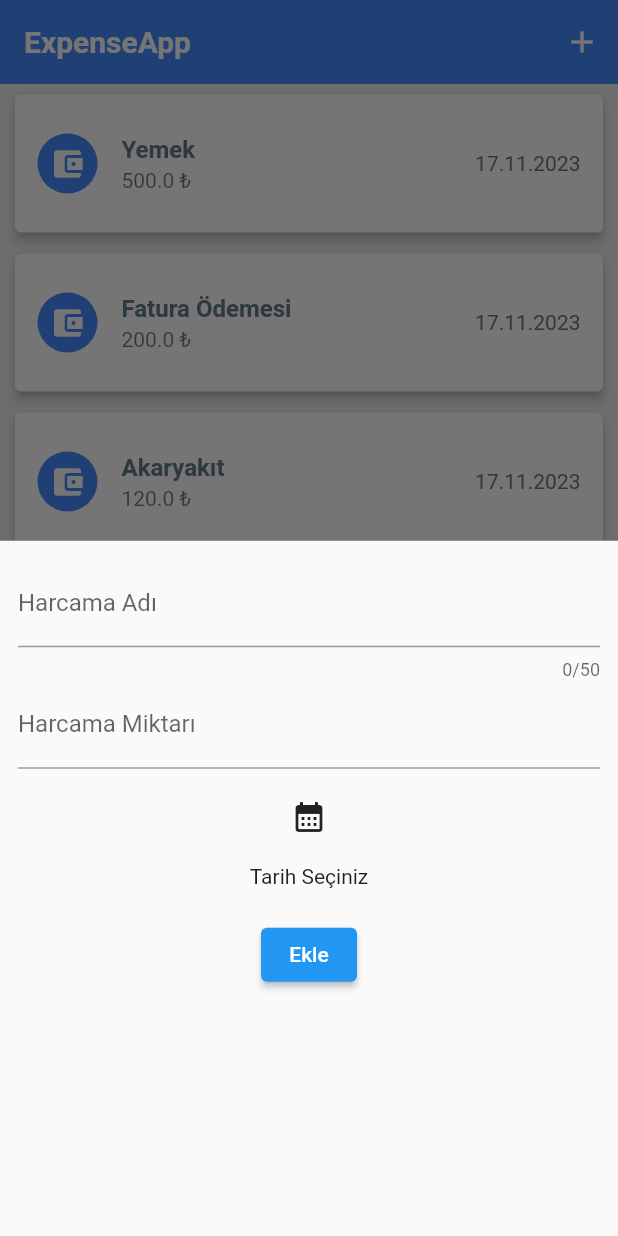
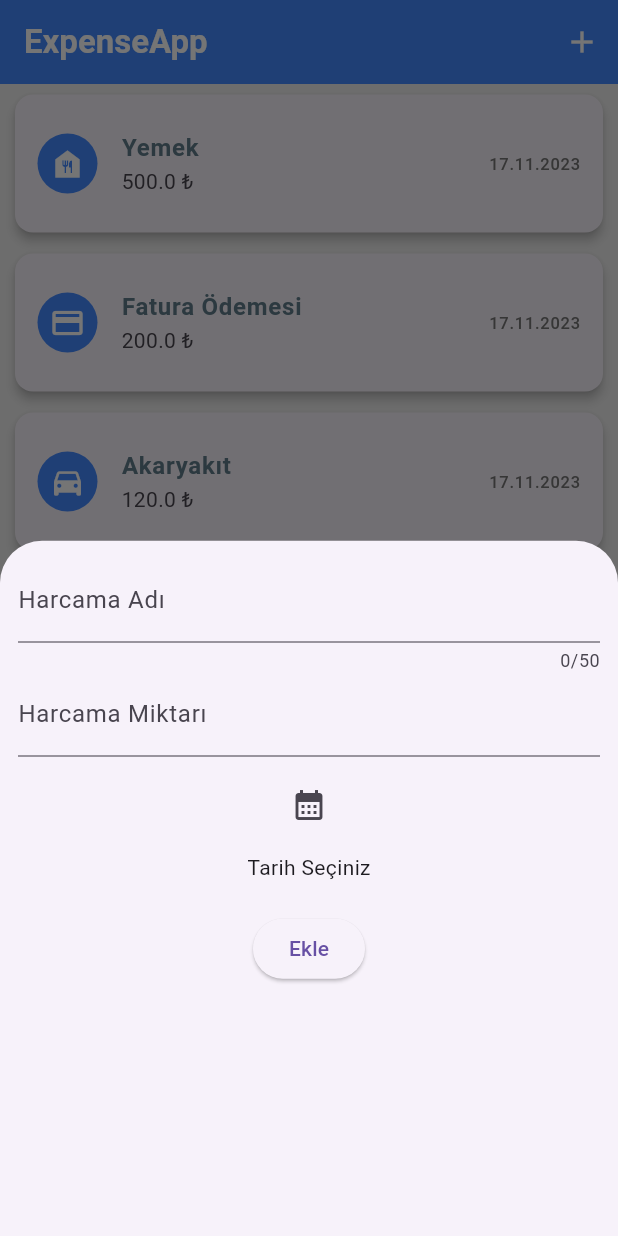
Before and after one commit to zahidseyyid/tobeto, a Flutter app: the screen it shows after launch, after a tap on the "add" icon, on a phone screen of 412 x 824 dp. Run offline on Flutter 3.47's test engine with Material 2 defaults, Android fonts, the light colour scheme and no system bars.

Commit message:
before release

```diff
--- a/expenseapp2/lib/data/dummy_data.dart
+++ b/expenseapp2/lib/data/dummy_data.dart
@@ -1,34 +1,34 @@
 import 'package:expense_app/models/expense.dart';
 
 final List<Expense> dummyExpenses = [
-  Expense(name: "Yemek", price: 500, date: DateTime.now()),
-  Expense(name: "Fatura Ödemesi", price: 200.0, date: DateTime.now()),
-  Expense(name: "Akaryakıt", price: 120.0, date: DateTime.now()),
-  Expense(name: "Restoran Yemeği", price: 80.0, date: DateTime.now()),
-  Expense(name: "Giysi Alışverişi", price: 250.0, date: DateTime.now()),
-  Expense(name: "Eğlence", price: 100.0, date: DateTime.now()),
-  Expense(name: "Temizlik Malzemeleri", price: 50.0, date: DateTime.now()),
-  Expense(name: "Saç Kuaförü", price: 120.0, date: DateTime.now()),
-  Expense(name: "Ulaşım", price: 30.0, date: DateTime.now()),
-  Expense(name: "Elektrik Faturası", price: 150.0, date: DateTime.now()),
-  Expense(name: "Kitap Alışverişi", price: 40.0, date: DateTime.now()),
-  Expense(name: "Bisiklet Tamiri", price: 70.0, date: DateTime.now()),
-  Expense(name: "Spor Malzemeleri", price: 90.0, date: DateTime.now()),
-  Expense(name: "Cep Telefonu Faturası", price: 60.0, date: DateTime.now()),
-  Expense(name: "Sinema Bileti", price: 25.0, date: DateTime.now()),
-  Expense(name: "Ev Yemek Malzemeleri", price: 80.0, date: DateTime.now()),
-  Expense(name: "Günlük Kafe Harcaması", price: 20.0, date: DateTime.now()),
-  Expense(name: "Oyun Konsolu Oyunu", price: 70.0, date: DateTime.now()),
-  Expense(name: "Ayakkabı Alışverişi", price: 120.0, date: DateTime.now()),
-  Expense(name: "Müzik Konseri", price: 90.0, date: DateTime.now()),
-  Expense(name: "Kozmetik Ürünleri", price: 45.0, date: DateTime.now()),
-  Expense(name: "Bebek Bezi", price: 70.0, date: DateTime.now()),
-  Expense(name: "Kışlık Mont", price: 180.0, date: DateTime.now()),
-  Expense(name: "Yüzme Havuzu Girişi", price: 40.0, date: DateTime.now()),
-  Expense(name: "Evcil Hayvan Malzemeleri", price: 60.0, date: DateTime.now()),
-  Expense(name: "Dondurma", price: 10.0, date: DateTime.now()),
-  Expense(name: "Güneş Gözlüğü", price: 50.0, date: DateTime.now()),
-  Expense(name: "Bilgisayar Oyunu", price: 80.0, date: DateTime.now()),
-  Expense(name: "Bahçe Malzemeleri", price: 120.0, date: DateTime.now()),
-  Expense(name: "Diyet Yemek Paketi", price: 70.0, date: DateTime.now()),
+  Expense(name: "Yemek", price: 500, date: DateTime.now(), category: Category.yemek),
+  Expense(name: "Fatura Ödemesi", price: 200.0, date: DateTime.now(), category: Category.fatura),
+  Expense(name: "Akaryakıt", price: 120.0, date: DateTime.now(), category: Category.ulasim),
+  Expense(name: "Restoran Yemeği", price: 80.0, date: DateTime.now(), category: Category.yemek),
+  Expense(name: "Giysi Alışverişi", price: 250.0, date: DateTime.now(), category: Category.giyim),
+  Expense(name: "Eğlence", price: 100.0, date: DateTime.now(), category: Category.eglence),
+  Expense(name: "Temizlik Malzemeleri", price: 50.0, date: DateTime.now(), category: Category.fatura),
+  Expense(name: "Saç Kuaförü", price: 120.0, date: DateTime.now(), category: Category.fatura),
+  Expense(name: "Ulaşım", price: 30.0, date: DateTime.now(), category: Category.ulasim),
+  Expense(name: "Elektrik Faturası", price: 150.0, date: DateTime.now(), category: Category.fatura),
+  Expense(name: "Kitap Alışverişi", price: 40.0, date: DateTime.now(), category: Category.fatura),
+  Expense(name: "Bisiklet Tamiri", price: 70.0, date: DateTime.now(), category: Category.ulasim),
+  Expense(name: "Spor Malzemeleri", price: 90.0, date: DateTime.now(), category: Category.fatura),
+  Expense(name: "Cep Telefonu Faturası", price: 60.0, date: DateTime.now(), category: Category.fatura),
+  Expense(name: "Sinema Bileti", price: 25.0, date: DateTime.now(), category: Category.eglence),
+  Expense(name: "Ev Yemek Malzemeleri", price: 80.0, date: DateTime.now(), category: Category.yemek),
+  Expense(name: "Günlük Kafe Harcaması", price: 20.0, date: DateTime.now(), category: Category.yemek),
+  Expense(name: "Oyun Konsolu Oyunu", price: 70.0, date: DateTime.now(), category: Category.eglence),
+  Expense(name: "Ayakkabı Alışverişi", price: 120.0, date: DateTime.now(), category: Category.giyim),
+  Expense(name: "Müzik Konseri", price: 90.0, date: DateTime.now(), category: Category.eglence),
+  Expense(name: "Kozmetik Ürünleri", price: 45.0, date: DateTime.now(), category: Category.fatura),
+  Expense(name: "Bebek Bezi", price: 70.0, date: DateTime.now(), category: Category.fatura),
+  Expense(name: "Kışlık Mont", price: 180.0, date: DateTime.now(), category: Category.giyim),
+  Expense(name: "Yüzme Havuzu Girişi", price: 40.0, date: DateTime.now(), category: Category.eglence),
+  Expense(name: "Evcil Hayvan Malzemeleri", price: 60.0, date: DateTime.now(), category: Category.fatura),
+  Expense(name: "Dondurma", price: 10.0, date: DateTime.now(), category: Category.yemek),
+  Expense(name: "Güneş Gözlüğü", price: 50.0, date: DateTime.now(), category: Category.fatura),
+  Expense(name: "Bilgisayar Oyunu", price: 80.0, date: DateTime.now(), category: Category.eglence),
+  Expense(name: "Bahçe Malzemeleri", price: 120.0, date: DateTime.now(), category: Category.fatura),
+  Expense(name: "Diyet Yemek Paketi", price: 70.0, date: DateTime.now(), category: Category.yemek),
 ];
--- a/expenseapp2/lib/main.dart
+++ b/expenseapp2/lib/main.dart
@@ -1,13 +1,8 @@
-import 'package:expense_app/pages/expenses_page.dart';
 import 'package:expense_app/pages/main_page.dart';
 import 'package:flutter/material.dart';
 
 void main() {
-  runApp(const MaterialApp(
-    debugShowCheckedModeBanner: false,
-    home: Scaffold(
-      body: MainPage(),
-    ),
-  ));
+  runApp(MaterialApp(
+      theme: ThemeData(useMaterial3: true), debugShowCheckedModeBanner: false, home: const MainPage()));
 }
 // modelleme
--- a/expenseapp2/lib/models/expense.dart
+++ b/expenseapp2/lib/models/expense.dart
@@ -1,14 +1,32 @@
 //id = identifier = kimlik belirleyici
+import 'package:flutter/material.dart';
 import 'package:uuid/uuid.dart';
 
 const uuid = Uuid();
 
+enum Category { yemek, giyim, fatura, eglence, ulasim, alisveris, bakim, ev, hobi }
+
+const categoryIcons = {
+  Category.yemek: Icons.food_bank,
+  Category.giyim: Icons.checkroom,
+  Category.fatura: Icons.payment,
+  Category.eglence: Icons.nightlife,
+  Category.ulasim: Icons.directions_car,
+  Category.alisveris: Icons.shopping_cart,
+  Category.bakim: Icons.spa,
+  Category.ev: Icons.home,
+  Category.hobi: Icons.palette,
+};
+
 class Expense {
-  Expense({required this.name, required this.price, required this.date}) : id = uuid.v4();
+  Expense({required this.name, required this.price, required this.date, required this.category}) : id = uuid.v4();
   final String id;
   final String name;
   final double price;
   final DateTime date;
+  final Category category;
+  // belirli kategoriler
+  // enum
 }
 
 //id = 1,2,3,4,5
--- a/expenseapp2/lib/widgets/expense_item.dart
+++ b/expenseapp2/lib/widgets/expense_item.dart
@@ -25,7 +25,7 @@ class ExpenseItem extends StatelessWidget {
         ),
         leading: CircleAvatar(
           backgroundColor: Colors.blueAccent,
-          child: Icon(Icons.account_balance_wallet, color: Colors.white),
+          child: Icon(categoryIcons[expense.category], color: Colors.white),
         ),
       ),
     );
```
